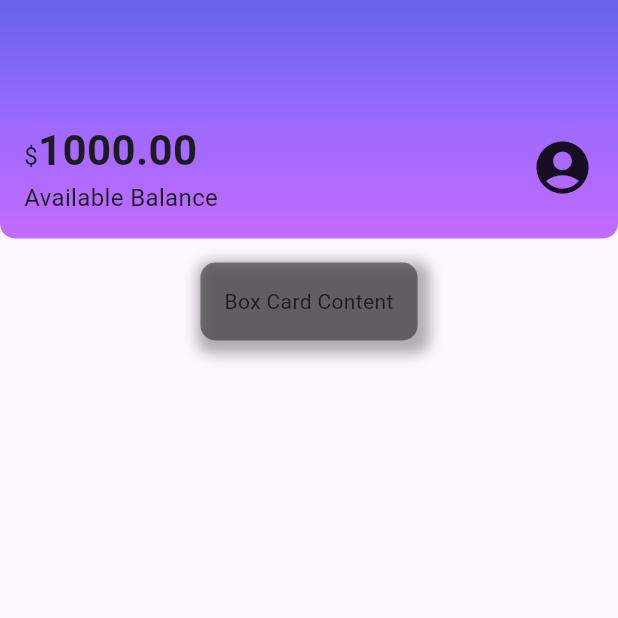
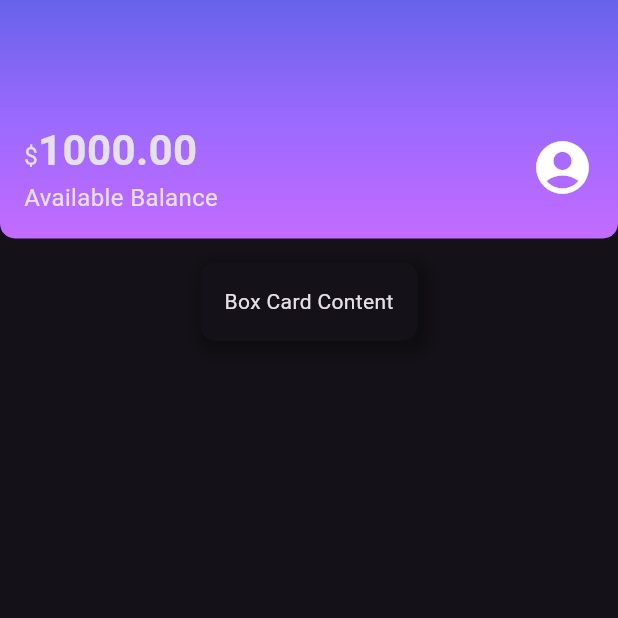
Before and after one commit to Chikrem/flutter_layouts, a Flutter app: the screen it shows after launch, on a phone screen of 412 x 824 dp, the top half of it. Run offline on Flutter 3.47's test engine with Material 3 defaults, Android fonts, the phone set to English and light mode, and no system bars.

Commit message:
Temas e dicionário de cores

```diff
--- a/lib/components/box_card.dart
+++ b/lib/components/box_card.dart
@@ -9,17 +9,17 @@ class BoxCard extends StatelessWidget {
   @override
   Widget build(BuildContext context) {
     return Container(
-      margin: EdgeInsets.all(16.0),
-      padding: EdgeInsets.all(16.0),
+      margin: const EdgeInsets.all(16.0),
+      padding: const EdgeInsets.all(16.0),
       decoration: BoxDecoration(
-        color: Colors.black45,
+        color: Theme.of(context).cardColor,
         borderRadius: BorderRadius.circular(10.0),
         boxShadow: [
           BoxShadow(
             color: Colors.black.withOpacity(0.3),
             spreadRadius: 5,
             blurRadius: 7,
-            offset: Offset(3, 4),
+            offset: const Offset(3, 4),
           ),
         ],
       ),
--- a/lib/components/sections/header.dart
+++ b/lib/components/sections/header.dart
@@ -1,4 +1,5 @@
 import 'package:flutter/material.dart';
+import 'package:flutter_layouts/themes/theme_colors.dart';
 
 class Header extends StatelessWidget {
   const Header({super.key});
@@ -8,10 +9,7 @@ class Header extends StatelessWidget {
     return Container(
       decoration: const BoxDecoration(
         gradient: LinearGradient(
-          colors: [
-            Color.fromRGBO(103, 99, 234, 1.0),
-            Color.fromRGBO(155, 105, 254, 1.0),
-            Color.fromRGBO(195, 107, 255, 1.0),],
+          colors: ThemeColors.headerGradient,
           begin: Alignment.topCenter,
           end: Alignment.bottomCenter,
         ),
--- a/lib/main.dart
+++ b/lib/main.dart
@@ -1,5 +1,6 @@
 import 'package:flutter/material.dart';
 import 'package:flutter_layouts/screens/home.dart';
+import 'package:flutter_layouts/themes/my_theme.dart';
 
 void main() {
   runApp(const MainApp());
@@ -12,7 +13,8 @@ class MainApp extends StatelessWidget {
   Widget build(BuildContext context) {
     return MaterialApp(
       title: 'Flutter Bank',
-      home: Home(),
+      theme: myTheme,
+      home: const Home(),
     );
   }
 }
--- a/lib/screens/home.dart
+++ b/lib/screens/home.dart
@@ -3,7 +3,7 @@ import 'package:flutter_layouts/components/box_card.dart';
 import 'package:flutter_layouts/components/sections/header.dart';
 
 class Home extends StatelessWidget {
-  Home({super.key});
+  const Home({super.key});
 
   @override
   Widget build(BuildContext context) {
--- /dev/null
+++ b/lib/themes/my_theme.dart
@@ -0,0 +1,9 @@
+import 'package:flutter/material.dart';
+import 'package:flutter_layouts/themes/theme_colors.dart';
+
+ThemeData myTheme = ThemeData(
+  primaryColor: ThemeColors.primaryColor,
+  primarySwatch: ThemeColors.primaryColor,
+  brightness: Brightness.dark,
+
+);
--- /dev/null
+++ b/lib/themes/theme_colors.dart
@@ -0,0 +1,9 @@
+import 'package:flutter/material.dart';
+
+class ThemeColors {
+  static const MaterialColor primaryColor = Colors.purple;
+  static const List<Color> headerGradient = [
+            Color.fromRGBO(103, 99, 234, 1.0),
+            Color.fromRGBO(155, 105, 254, 1.0),
+            Color.fromRGBO(195, 107, 255, 1.0),];
+}
```
